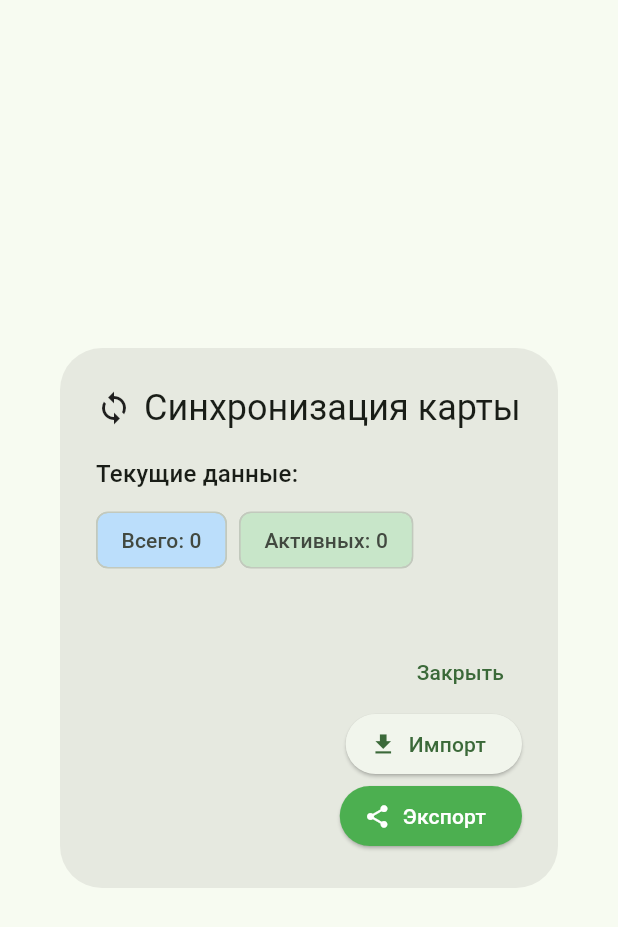
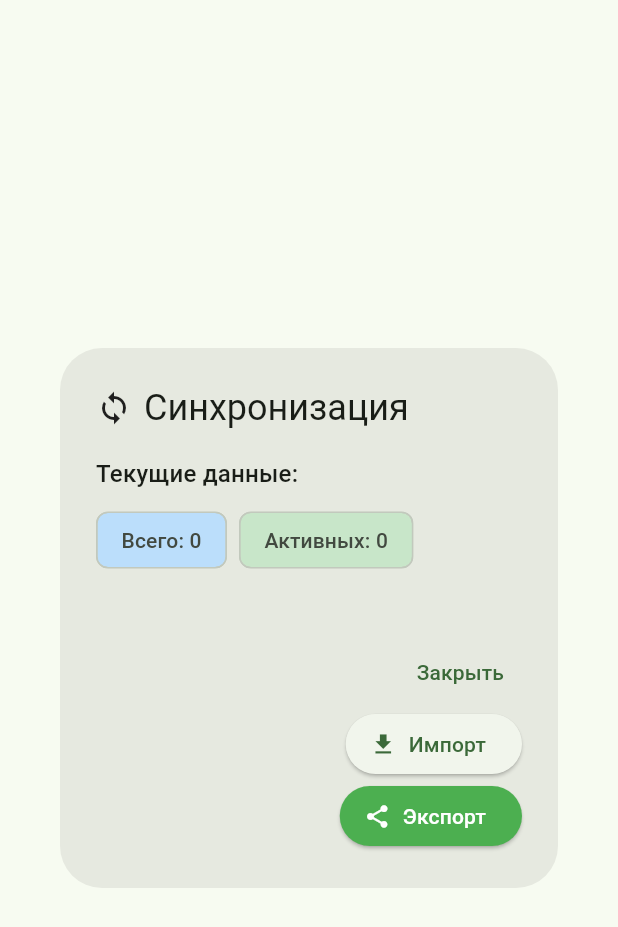
Before and after one commit to NikasAl/progulkin, a Flutter app: the SyncDialog widget shown alone on an empty page, opened directly, on a phone screen of 412 x 824 dp. Shown: the top 927 px of the screen. Run offline on Flutter 3.47's test engine with Material 3 defaults, Android fonts, the phone set to English and light mode, and no system bars; our stand-ins replace file_picker, flutter_image_compress, flutter_map, geolocator, image_picker, latlong2 and 6 more; missing offline and left inert: flutter_map_tile_caching; accounts and stored records are empty.

Commit message:
fix: Prevent title overflow in SyncDialog
- Wrap title text in Expanded to prevent overflow
- Use shorter title 'Синхронизация' instead of 'Синхронизация карты'
- Add icon to title for better visual hierarchy

```diff
--- a/lib/widgets/sync_dialog.dart
+++ b/lib/widgets/sync_dialog.dart
@@ -202,11 +202,13 @@ class _SyncDialogState extends State<SyncDialog> {
   @override
   Widget build(BuildContext context) {
     return AlertDialog(
-      title: const Row(
+      title: Row(
         children: [
-          Icon(Icons.sync),
-          SizedBox(width: 8),
-          Text('Синхронизация карты'),
+          const Icon(Icons.sync),
+          const SizedBox(width: 8),
+          Expanded(
+            child: const Text('Синхронизация'),
+          ),
         ],
       ),
       content: SingleChildScrollView(
```
